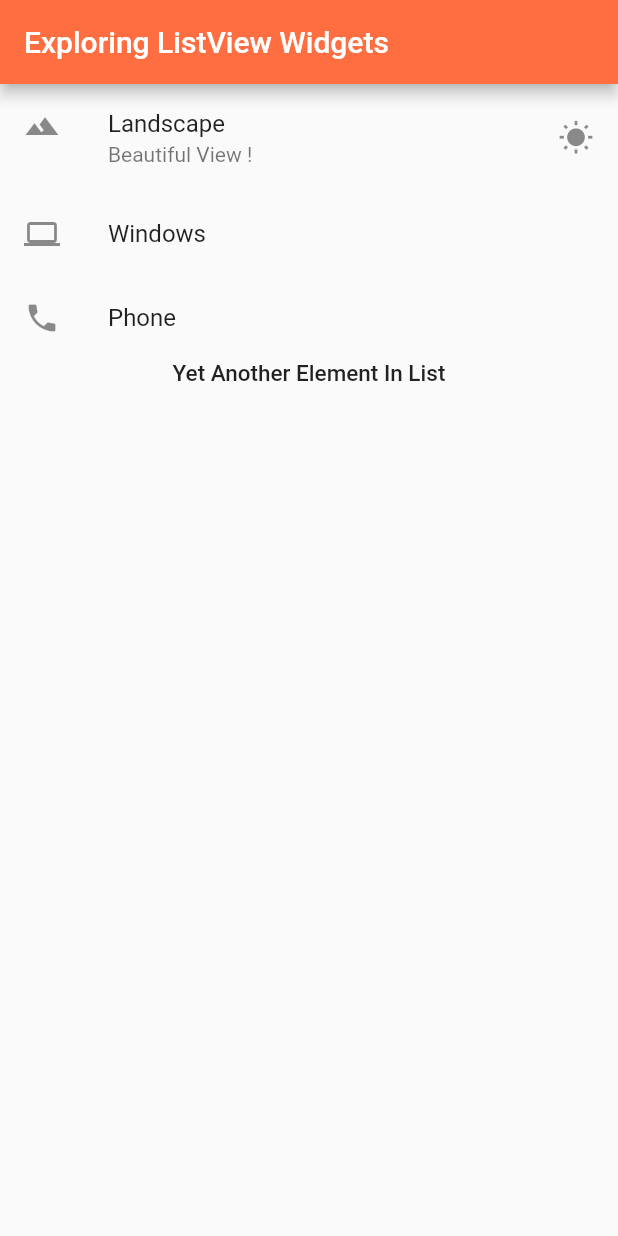
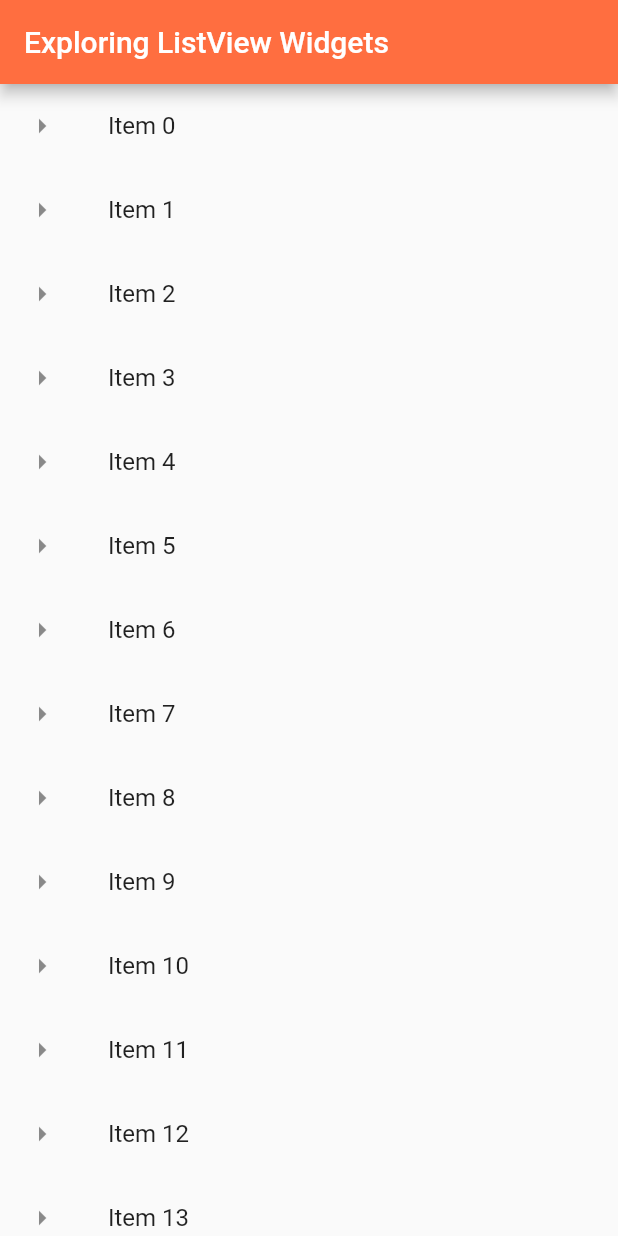
Before and after one commit to Purvesh-Modi/first_flutter_app, a Flutter app: the screen it shows after launch, on a phone screen of 412 x 824 dp. Run offline on Flutter 3.47's test engine with Material 2 defaults, Android fonts, the phone set to English and light mode, and no system bars.

Commit message:
Learned Long List View in Flutter

```diff
--- a/lib/main.dart
+++ b/lib/main.dart
@@ -17,33 +17,23 @@ class MyFlutterApp extends StatelessWidget {
   }
 }
 
-Widget getListView() => ListView(
-      children: <Widget>[
-        ListTile(
-          leading: Icon(Icons.landscape),
-          title: Text("Landscape"),
-          subtitle: Text("Beautiful View !"),
-          trailing: Icon(Icons.wb_sunny),
-        ),
-        ListTile(
-          leading: Icon(Icons.laptop),
-          title: Text("Windows"),
-        ),
-        ListTile(
-          leading: Icon(Icons.phone),
-          title: Text("Phone"),
-        ),
-        Center(
-          child: Text(
-            "Yet Another Element In List",
-            style: TextStyle(
-                fontSize: 15.0,
-                fontWeight: FontWeight.w500
-            ),
-          ),
-        ),
-      ],
-    );
+List<String> getListElement() =>
+    List.generate(1000, (counter) => "Item $counter");
+
+Widget getListView() {
+  var listItems = getListElement();
+
+  var listView = ListView.builder(
+      itemBuilder: (context, index) {
+        return ListTile(
+          leading: Icon(Icons.arrow_right),
+          title: Text(listItems[index]),
+          onTap: () => debugPrint('${listItems[index]} was tapped'),
+        );
+      }
+  );
+  return listView;
+}
 
 /*
 class MyApp extends StatelessWidget {
```
